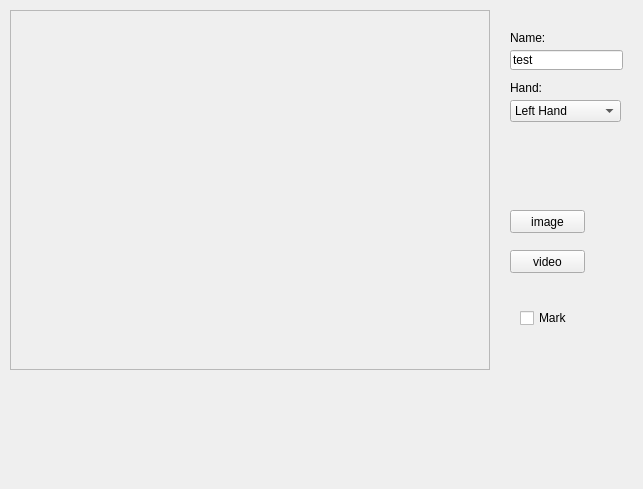
The window that datacollector/mainwindow.ui (lizhih25/dks_software) describes before a commit, drawn with Qt 5.
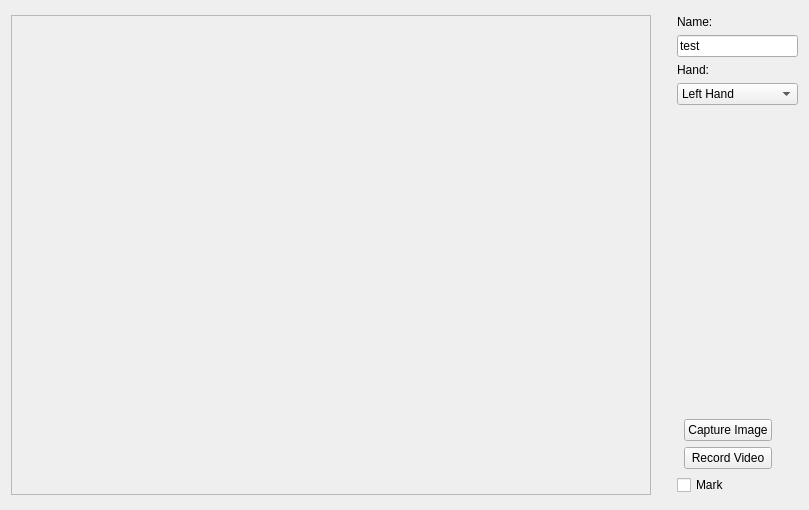
The same window after the commit.

What changed in the file:
```diff
--- a/datacollector/mainwindow.ui
+++ b/datacollector/mainwindow.ui
@@ -6,22 +6,59 @@
    <rect>
     <x>0</x>
     <y>0</y>
-    <width>643</width>
-    <height>489</height>
+    <width>809</width>
+    <height>510</height>
    </rect>
   </property>
   <property name="windowTitle">
    <string>MainWindow</string>
   </property>
   <widget class="QWidget" name="centralWidget">
+   <layout class="QGridLayout" name="gridLayout_2">
+    <item row="0" column="0">
+     <spacer name="verticalSpacer_2">
+      <property name="orientation">
+       <enum>Qt::Vertical</enum>
+      </property>
+      <property name="sizeHint" stdset="0">
+       <size>
+        <width>575</width>
+        <height>30</height>
+       </size>
+      </property>
+     </spacer>
+    </item>
+    <item row="1" column="0">
    <widget class="QLabel" name="labelVideo">
-    <property name="geometry">
-     <rect>
-      <x>10</x>
-      <y>10</y>
-      <width>480</width>
-      <height>360</height>
-     </rect>
+      <property name="sizePolicy">
+       <sizepolicy hsizetype="Expanding" vsizetype="Expanding">
+        <horstretch>0</horstretch>
+        <verstretch>0</verstretch>
+       </sizepolicy>
+      </property>
+      <property name="minimumSize">
+       <size>
+        <width>640</width>
+        <height>480</height>
+       </size>
+      </property>
+      <property name="maximumSize">
+       <size>
+        <width>3200</width>
+        <height>2400</height>
+       </size>
+      </property>
+      <property name="sizeIncrement">
+       <size>
+        <width>320</width>
+        <height>240</height>
+       </size>
+      </property>
+      <property name="baseSize">
+       <size>
+        <width>640</width>
+        <height>480</height>
+       </size>
     </property>
     <property name="frameShape">
      <enum>QFrame::StyledPanel</enum>
@@ -33,54 +70,32 @@
      <bool>true</bool>
     </property>
    </widget>
+    </item>
+    <item row="1" column="2">
+     <layout class="QGridLayout" name="gridLayout">
+      <item row="0" column="0" colspan="4">
    <widget class="QLabel" name="label">
-    <property name="geometry">
-     <rect>
-      <x>510</x>
-      <y>30</y>
-      <width>61</width>
-      <height>16</height>
-     </rect>
-    </property>
     <property name="text">
      <string>Name:</string>
     </property>
    </widget>
+      </item>
+      <item row="1" column="0" colspan="4">
    <widget class="QLineEdit" name="userNameLineEdit">
-    <property name="geometry">
-     <rect>
-      <x>510</x>
-      <y>50</y>
-      <width>113</width>
-      <height>20</height>
-     </rect>
-    </property>
     <property name="text">
      <string>test</string>
     </property>
    </widget>
+      </item>
+      <item row="2" column="0" colspan="4">
    <widget class="QLabel" name="label_2">
-    <property name="geometry">
-     <rect>
-      <x>510</x>
-      <y>80</y>
-      <width>61</width>
-      <height>16</height>
-     </rect>
-    </property>
     <property name="text">
      <string>Hand:</string>
     </property>
    </widget>
+      </item>
+      <item row="3" column="0" colspan="4">
    <widget class="QComboBox" name="userHandComboBox">
-    <property name="geometry">
-     <rect>
-      <x>510</x>
-      <y>100</y>
-      <width>111</width>
-      <height>22</height>
-     </rect>
-    </property>
     <item>
      <property name="text">
       <string>Left Hand</string>
@@ -92,45 +107,154 @@
      </property>
     </item>
    </widget>
-   <widget class="QPushButton" name="videobutton">
-    <property name="geometry">
-     <rect>
-      <x>510</x>
-      <y>250</y>
-      <width>75</width>
-      <height>23</height>
-     </rect>
-    </property>
-    <property name="text">
-     <string>video</string>
-    </property>
-   </widget>
+      </item>
+      <item row="5" column="0" colspan="4">
+       <spacer name="verticalSpacer">
+        <property name="orientation">
+         <enum>Qt::Vertical</enum>
+        </property>
+        <property name="sizeHint" stdset="0">
+         <size>
+          <width>20</width>
+          <height>40</height>
+         </size>
+        </property>
+       </spacer>
+      </item>
+      <item row="6" column="0" colspan="2">
+       <spacer name="horizontalSpacer_2">
+        <property name="orientation">
+         <enum>Qt::Horizontal</enum>
+        </property>
+        <property name="sizeHint" stdset="0">
+         <size>
+          <width>40</width>
+          <height>20</height>
+         </size>
+        </property>
+       </spacer>
+      </item>
+      <item row="6" column="2">
    <widget class="QPushButton" name="imagebutton">
-    <property name="geometry">
-     <rect>
-      <x>510</x>
-      <y>210</y>
-      <width>75</width>
-      <height>23</height>
-     </rect>
-    </property>
+        <property name="text">
+         <string>Capture Image</string>
+        </property>
+       </widget>
+      </item>
+      <item row="6" column="3">
+       <spacer name="horizontalSpacer">
+        <property name="orientation">
+         <enum>Qt::Horizontal</enum>
+        </property>
+        <property name="sizeHint" stdset="0">
+         <size>
+          <width>40</width>
+          <height>20</height>
+         </size>
+        </property>
+       </spacer>
+      </item>
+      <item row="7" column="0" colspan="2">
+       <spacer name="horizontalSpacer_3">
+        <property name="orientation">
+         <enum>Qt::Horizontal</enum>
+        </property>
+        <property name="sizeType">
+         <enum>QSizePolicy::Expanding</enum>
+        </property>
+        <property name="sizeHint" stdset="0">
+         <size>
+          <width>40</width>
+          <height>20</height>
+         </size>
+        </property>
+       </spacer>
+      </item>
+      <item row="7" column="2">
+       <widget class="QPushButton" name="videobutton">
     <property name="text">
-     <string>image</string>
-    </property>
-   </widget>
+         <string>Record Video</string>
+        </property>
+       </widget>
+      </item>
+      <item row="7" column="3">
+       <spacer name="horizontalSpacer_4">
+        <property name="orientation">
+         <enum>Qt::Horizontal</enum>
+        </property>
+        <property name="sizeHint" stdset="0">
+         <size>
+          <width>40</width>
+          <height>20</height>
+         </size>
+        </property>
+       </spacer>
+      </item>
+      <item row="8" column="0" colspan="4">
    <widget class="QCheckBox" name="markCheckBox">
-    <property name="geometry">
-     <rect>
-      <x>520</x>
-      <y>310</y>
-      <width>71</width>
-      <height>16</height>
-     </rect>
-    </property>
     <property name="text">
      <string>Mark</string>
     </property>
    </widget>
+      </item>
+      <item row="4" column="0" colspan="4">
+       <spacer name="verticalSpacer_3">
+        <property name="orientation">
+         <enum>Qt::Vertical</enum>
+        </property>
+        <property name="sizeHint" stdset="0">
+         <size>
+          <width>20</width>
+          <height>40</height>
+         </size>
+        </property>
+       </spacer>
+      </item>
+      <item row="4" column="4">
+       <spacer name="horizontalSpacer_5">
+        <property name="orientation">
+         <enum>Qt::Horizontal</enum>
+        </property>
+        <property name="sizeHint" stdset="0">
+         <size>
+          <width>0</width>
+          <height>20</height>
+         </size>
+        </property>
+       </spacer>
+      </item>
+     </layout>
+    </item>
+    <item row="2" column="0">
+     <spacer name="verticalSpacer_4">
+      <property name="orientation">
+       <enum>Qt::Vertical</enum>
+      </property>
+      <property name="sizeHint" stdset="0">
+       <size>
+        <width>575</width>
+        <height>30</height>
+       </size>
+      </property>
+     </spacer>
+    </item>
+    <item row="1" column="1">
+     <spacer name="horizontalSpacer_6">
+      <property name="orientation">
+       <enum>Qt::Horizontal</enum>
+      </property>
+      <property name="sizeType">
+       <enum>QSizePolicy::Fixed</enum>
+      </property>
+      <property name="sizeHint" stdset="0">
+       <size>
+        <width>20</width>
+        <height>10</height>
+       </size>
+      </property>
+     </spacer>
+    </item>
+   </layout>
   </widget>
  </widget>
  <layoutdefault spacing="6" margin="11"/>
```
Lines whose indentation alone changed are shown as unchanged.
